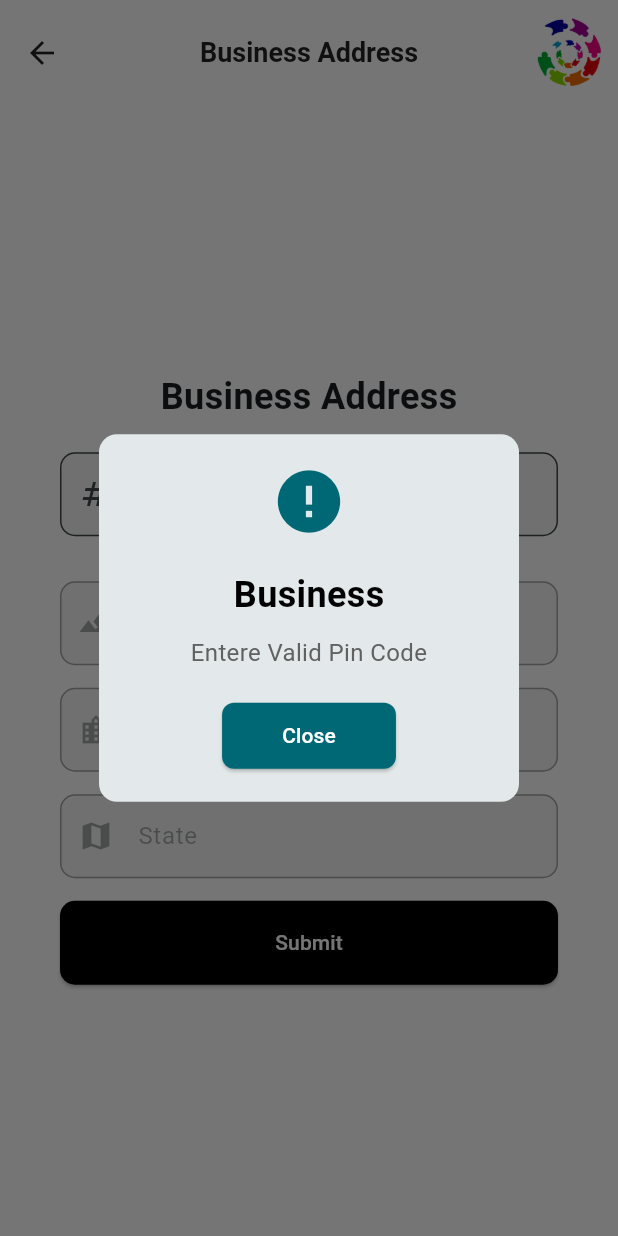
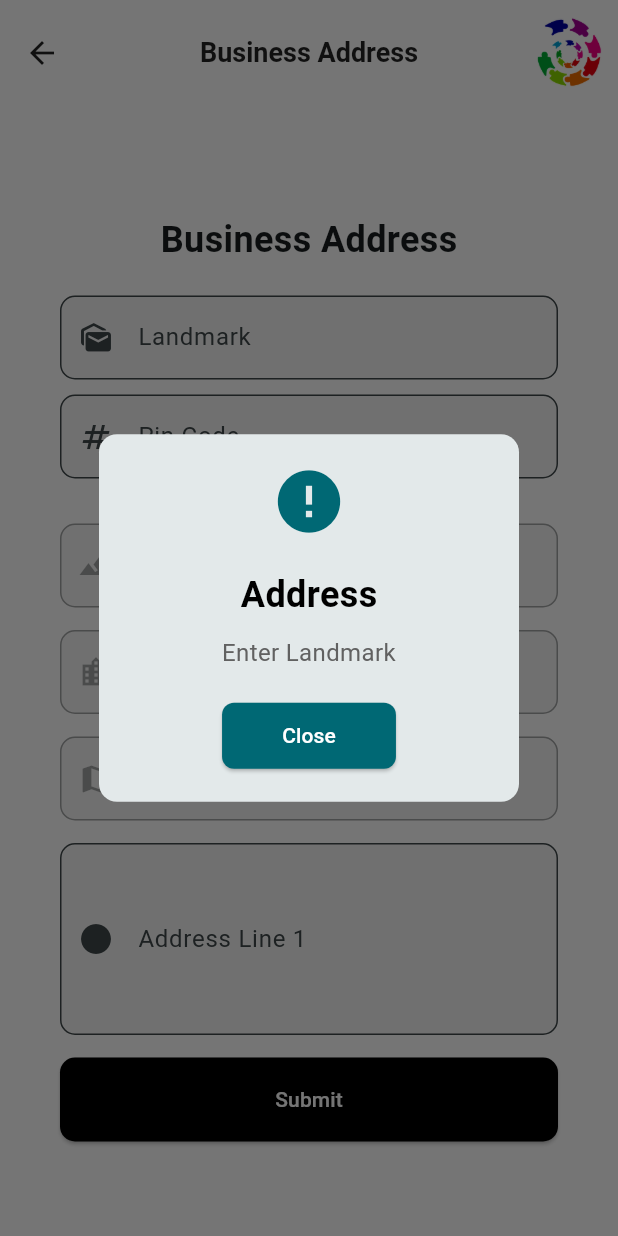
Before and after one commit to shopsdigitalads/SDA-Employee, a Flutter app: the BusinessAddress screen opened directly with empty values, after a tap on "Submit", on a phone screen of 412 x 824 dp. Run offline on Flutter 3.47's test engine with Material 3 defaults, Android fonts, the light colour scheme and no system bars; our stand-ins replace flutter_image_compress, image_picker, shared_preferences, shimmer, video_player; accounts and stored records are empty.

Commit message:
addrsss landmark addrssline done

```diff
--- a/lib/Constant/constant.dart
+++ b/lib/Constant/constant.dart
@@ -1,8 +1,8 @@
 
-// String api_link = "http://178.16.137.175:5000";
+String api_link = "http://178.16.137.175:5000";
 
 // String api_link = "http://192.168.43.192:5000";
 //
-String api_link = "http://192.168.1.6:5000";
+// String api_link = "http://192.168.1.6:5000";
 
 // String api_link = "http://localhost:5000";
--- a/lib/Screens/Address/view_address.dart
+++ b/lib/Screens/Address/view_address.dart
@@ -37,7 +37,7 @@ class _ViewAddressState extends State<ViewAddress> {
 
       if (res['status']) {
         if (res['address'].isEmpty) {
-          ScreenRouter.replaceScreen(context, Address(user_id:widget.user_id, isUpdate: false, isBusiness: false));
+          ScreenRouter.replaceScreen(context, Address(user_id:widget.user_id, isUpdate: false, isBusiness: false,address_type: "Home",));
         } else {
           setState(() {
             isLoading = false;
--- a/lib/Screens/Business/business_address.dart
+++ b/lib/Screens/Business/business_address.dart
@@ -2,7 +2,6 @@ import 'dart:io';
 import 'package:flutter/material.dart';
 import 'package:sdaemployee/Services/API/Business/business_api.dart';
 import 'package:sdaemployee/Services/API/Setup/address_api.dart';
-import 'package:sdaemployee/Services/validation.dart';
 import 'package:sdaemployee/Widgets/Appbar.dart';
 import 'package:sdaemployee/Widgets/Buttons.dart';
 import 'package:sdaemployee/Widgets/Dialog.dart';
@@ -10,7 +9,7 @@ import 'package:sdaemployee/Widgets/InputField.dart';
 
 // ignore: must_be_immutable
 class BusinessAddress extends StatefulWidget {
-  Map<String,dynamic> user;
+  Map<String, dynamic> user;
   String client_business_name;
   String business_type_id;
   File interiorImage;
@@ -33,6 +32,8 @@ class _BusinessAddressState extends State<BusinessAddress> {
   final TextEditingController _cluster = TextEditingController();
   final TextEditingController _district = TextEditingController();
   final TextEditingController _state = TextEditingController();
+  TextEditingController _landmark = TextEditingController();
+  TextEditingController _address_line = TextEditingController();
 
   List<dynamic> _areas = [];
   String? _selectedArea;
@@ -80,21 +81,33 @@ class _BusinessAddressState extends State<BusinessAddress> {
 
   void submitBusiness() async {
     try {
-      if (Validation().isEmpty(_pinCode.text) || _pinCode.text.length != 6) {
+      if (_landmark.text.isEmpty) {
         DialogClass().showCustomDialog(
-          context: context,
-          icon: Icons.error,
-          title: "Business",
-          message: "Entere Valid Pin Code",
-        );
+            context: context,
+            icon: Icons.error,
+            title: "Address",
+            message: "Enter Landmark");
         return;
-      } else if (Validation().isEmpty(_selectedArea)) {
+      } else if (_address_line.text.isEmpty) {
         DialogClass().showCustomDialog(
-          context: context,
-          icon: Icons.error,
-          title: "Business",
-          message: "Select Area Type",
-        );
+            context: context,
+            icon: Icons.error,
+            title: "Address",
+            message: "Enter Address");
+        return;
+      } else if (_pinCode.text.isEmpty) {
+        DialogClass().showCustomDialog(
+            context: context,
+            icon: Icons.error,
+            title: "Address",
+            message: "Enter Pin Code");
+        return;
+      } else if (_selectedArea == null) {
+        DialogClass().showCustomDialog(
+            context: context,
+            icon: Icons.error,
+            title: "Address",
+            message: "Select Area");
         return;
       }
       DialogClass().showLoadingDialog(context: context, isLoading: true);
@@ -108,7 +121,9 @@ class _BusinessAddressState extends State<BusinessAddress> {
           _selectedArea!,
           _cluster.text,
           _district.text,
-          _state.text);
+          _state.text,
+          _landmark.text,
+          _address_line.text);
       DialogClass().showLoadingDialog(context: context, isLoading: false);
 
       if (business['status']) {
@@ -165,6 +180,15 @@ class _BusinessAddressState extends State<BusinessAddress> {
                     ),
                   ),
                   SizedBox(height: 20.0),
+                  Inputfield().textFieldInput(
+                    context: context,
+                    controller: _landmark,
+                    labelText: "Landmark",
+                    hintText: "Near by location",
+                    prefixIcon: Icons.mark_as_unread,
+                    keyboardType: TextInputType.text,
+                  ),
+                  SizedBox(height: 10),
                   TextFormField(
                     onChanged: _onPinCodeChanged,
                     controller: _pinCode,
@@ -247,6 +271,16 @@ class _BusinessAddressState extends State<BusinessAddress> {
                     enabled: false,
                   ),
                   SizedBox(height: 15),
+                    Inputfield().textFieldInput(
+                  context: context,
+                  controller: _address_line,
+                  labelText: "Address Line 1",
+                  hintText: "Near by location",
+                  prefixIcon: Icons.circle,
+                  keyboardType: TextInputType.text,
+                  maxLines: 4
+                ),
+                SizedBox(height: 15),
                   Buttons().submitButton(
                       onPressed: submitBusiness, isLoading: _isLoading)
                 ],
--- a/lib/Screens/Business/update_business.dart
+++ b/lib/Screens/Business/update_business.dart
@@ -223,7 +223,7 @@ class _BusinessUpdateState extends State<BusinessUpdate> {
               Buttons().submitButton(
                   buttonText: "Click to Update Address",
                   onPressed: () {
-                    ScreenRouter.addScreen(context, Address(user_id: widget.user['user_id'].toString(), isUpdate: true,pin_code: widget.business['pin_code'],area: widget.business['area'],cluster: widget.business['cluster'],district: widget.business['district'],state: widget.business['state'],address_id: widget.business['address_id'],isBusiness: true,));
+                    ScreenRouter.addScreen(context, Address(user_id: widget.user['user_id'].toString(), isUpdate: true,pin_code: widget.business['pin_code'],landmark: widget.business['landmark'], address_line: widget.business['address_line'], area: widget.business['area'],cluster: widget.business['cluster'],district: widget.business['district'],state: widget.business['state'],address_id: widget.business['address_id'],isBusiness: true,));
                   },
                   isLoading: false)
             ],
--- a/lib/Screens/Setup/address.dart
+++ b/lib/Screens/Setup/address.dart
@@ -18,6 +18,8 @@ class Address extends StatefulWidget {
   String? google_map_locatin;
   String? address_type;
   int? address_id;
+  String? landmark;
+  String? address_line;
   bool isUpdate;
   bool isBusiness;
   Address(
@@ -30,6 +32,8 @@ class Address extends StatefulWidget {
       this.google_map_locatin,
       this.address_type,
       this.address_id,
+      this.address_line,
+      this.landmark,
       required this.isUpdate,
       required this.isBusiness,
       required this.user_id});
@@ -44,7 +48,8 @@ class _AddressState extends State<Address> {
   TextEditingController _district = TextEditingController();
   TextEditingController _state = TextEditingController();
   TextEditingController _a = TextEditingController();
-
+  TextEditingController _landmark = TextEditingController();
+  TextEditingController _address_line = TextEditingController();
   List<dynamic> _areas = [];
   String? _selectedArea;
   bool _isLoading = false;
@@ -60,6 +65,8 @@ class _AddressState extends State<Address> {
     _selectedArea = widget.area ?? "";
     _state = TextEditingController(text: widget.state ?? "");
     _a = TextEditingController(text: widget.area ?? '');
+    _landmark = TextEditingController(text: widget.landmark ?? "");
+    _address_line = TextEditingController(text: widget.address_line ?? "");
   }
 
   void _onPinCodeChanged(String value) async {
@@ -104,17 +111,48 @@ class _AddressState extends State<Address> {
 
   void submitAddress() async {
     try {
+      if (_landmark.text.isEmpty) {
+        DialogClass().showCustomDialog(
+            context: context,
+            icon: Icons.error,
+            title: "Address",
+            message: "Enter Landmark");
+        return;
+      } else if (_address_line.text.isEmpty) {
+        DialogClass().showCustomDialog(
+            context: context,
+            icon: Icons.error,
+            title: "Address",
+            message: "Enter Address");
+        return;
+      } else if (_pinCode.text.isEmpty) {
+        DialogClass().showCustomDialog(
+            context: context,
+            icon: Icons.error,
+            title: "Address",
+            message: "Enter Pin Code");
+        return;
+      } else if (_selectedArea == null) {
+        DialogClass().showCustomDialog(
+            context: context,
+            icon: Icons.error,
+            title: "Address",
+            message: "Select Area");
+        return;
+      }
       setState(() {
         _isLoading = true;
       });
       AddressApi addressApi = AddressApi(
-        user_id:widget.user_id,
+          user_id: widget.user_id,
           pin_code: _pinCode.text,
           area: _selectedArea,
           cluster: _cluster.text,
           district: _district.text,
           state: _state.text,
-          address_type: widget.isBusiness?"Business":"Home");
+          address_type: widget.isBusiness ? "Business" : "Home",
+          landmark: _landmark.text,
+          address_line: _address_line.text);
       Map<String, dynamic> res;
       if (widget.isUpdate) {
         res = await addressApi.updateAdderss(widget.address_id!);
@@ -187,6 +225,15 @@ class _AddressState extends State<Address> {
                       // letterSpacing: 1,
                     ),
                   ),
+                ),
+                SizedBox(height: 10),
+                Inputfield().textFieldInput(
+                  context: context,
+                  controller: _landmark,
+                  labelText: "Landmark",
+                  hintText: "Near by location",
+                  prefixIcon: Icons.mark_as_unread,
+                  keyboardType: TextInputType.text,
                 ),
                 SizedBox(height: 10),
                 TextFormField(
@@ -280,6 +327,16 @@ class _AddressState extends State<Address> {
                   enabled: false,
                 ),
                 SizedBox(height: 15),
+                 Inputfield().textFieldInput(
+                  context: context,
+                  controller: _address_line,
+                  labelText: "Address Line 1",
+                  hintText: "Near by location",
+                  prefixIcon: Icons.circle,
+                  keyboardType: TextInputType.text,
+                  maxLines: 4
+                ),
+                SizedBox(height: 15),
                 Buttons().submitButton(
                     onPressed: submitAddress, isLoading: _isLoading)
               ],
--- a/lib/Services/API/Business/business_api.dart
+++ b/lib/Services/API/Business/business_api.dart
@@ -36,7 +36,9 @@ class BusinessApi {
       String area,
       String cluster,
       String district,
-      String state) async {
+      String state,
+      String landmark,
+      String address_line) async {
     try {
       String token = await SharePrefs().getToken();
 
@@ -53,6 +55,8 @@ class BusinessApi {
       request.fields['cluster'] = cluster;
       request.fields['district'] = district;
       request.fields['state'] = state;
+      request.fields['landmark'] = landmark;
+      request.fields['address_line'] = address_line;
       request.fields['address_type'] = "Business";
       request.fields['user_id'] = user["user_id"].toString();
       request.fields['name'] =
@@ -125,11 +129,16 @@ class BusinessApi {
       request.headers['Authorization'] = 'Bearer $token';
       request.headers['Content-Type'] = 'multipart/form-data';
 
-      List<String> update_fields = ["client_business_name", "business_type_id"];
+      List<String> update_fields = [
+        "client_business_name",
+        "business_type_id",
+        "update_request"
+      ];
 
       List<String> update_data = [
         client_business_name,
-        business_type_id.toString()
+        business_type_id.toString(),
+        "Rejected"
       ];
 
       request.fields['field'] = jsonEncode(update_fields);
@@ -172,14 +181,14 @@ class BusinessApi {
     }
   }
 
-   Future<Map<String, dynamic>> updateRequestBusiness(String remark,int business_id
-     ) async {
+  Future<Map<String, dynamic>> updateRequestBusiness(
+      String remark, int business_id) async {
     try {
       String token = await SharePrefs().getToken();
 
-      Map<String,dynamic> body={
-        "remark":remark,
-        "client_business_id":business_id
+      Map<String, dynamic> body = {
+        "remark": remark,
+        "client_business_id": business_id
       };
 
       print(body);
--- a/lib/Services/API/Display/display_api.dart
+++ b/lib/Services/API/Display/display_api.dart
@@ -99,9 +99,9 @@ class DisplayApi {
       request.headers['Authorization'] = 'Bearer $token';
       request.headers['Content-Type'] = 'multipart/form-data';
 
-      List<String> update_fields = ["display_type_id", "client_business_id"];
+         List<String> update_fields = ["display_type_id", "client_business_id","update_request"];
 
-      List<String> update_data = [display_type_id, client_business_id];
+      List<String> update_data = [display_type_id,client_business_id,"Rejected"];
 
       request.fields['field'] = jsonEncode(update_fields);
       request.fields['client_business_name'] = clinet_business_name;
--- a/lib/Services/API/Setup/address_api.dart
+++ b/lib/Services/API/Setup/address_api.dart
@@ -12,17 +12,19 @@ class AddressApi {
   String? client_business_id;
   String? address_type;
   String? user_id;
-
+  String? landmark;
+  String? address_line;
   AddressApi(
-      {
-      this.user_id,
+      {this.user_id,
       this.pin_code,
       this.area,
       this.cluster,
       this.district,
       this.state,
       this.client_business_id,
-      this.address_type});
+      this.address_type,
+      this.landmark,
+      this.address_line});
 
   // Function to fetch data from API based on the entered PIN code
   Future<Map<String, dynamic>> getDataFromPinCode(String pinCode) async {
@@ -54,7 +56,9 @@ class AddressApi {
         "state": state,
         "address_type": address_type,
         "user_id": user_id,
-        "client_business_id": client_business_id
+        "client_business_id": client_business_id,
+        "landmark": landmark,
+        "address_line": address_line
       };
 
       final uri = Uri.parse("$api_link/address");
@@ -113,8 +117,7 @@ class AddressApi {
     }
   }
 
-  Future<Map<String, dynamic>> updateAdderss(int address_id
-     ) async {
+  Future<Map<String, dynamic>> updateAdderss(int address_id) async {
     try {
       String token = await SharePrefs().getToken();
 
@@ -124,6 +127,9 @@ class AddressApi {
         'cluster',
         'district',
         'state',
+        "landmark",
+        "address_line",
+        "update_request"
       ];
 
       List<String?> update_data = [
@@ -132,12 +138,15 @@ class AddressApi {
         cluster,
         district,
         state,
+        landmark,
+        address_line,
+        "Rejected",
         address_id.toString(),
       ];
 
-      Map<String,dynamic> body={
-        "field":jsonEncode(update_fields),
-        "data":jsonEncode(update_data)
+      Map<String, dynamic> body = {
+        "field": jsonEncode(update_fields),
+        "data": jsonEncode(update_data)
       };
       final uri = Uri.parse("$api_link/address");
       final response = await http.put(uri,
@@ -155,15 +164,12 @@ class AddressApi {
     }
   }
 
-  Future<Map<String, dynamic>> updateRequestAddress(String remark,int address_id
-     ) async {
+  Future<Map<String, dynamic>> updateRequestAddress(
+      String remark, int address_id) async {
     try {
       String token = await SharePrefs().getToken();
 
-      Map<String,dynamic> body={
-        "remark":remark,
-        "address_id":address_id
-      };
+      Map<String, dynamic> body = {"remark": remark, "address_id": address_id};
 
       print(body);
       final uri = Uri.parse("$api_link/address/update_request");
--- a/lib/Widgets/InputField.dart
+++ b/lib/Widgets/InputField.dart
@@ -10,12 +10,14 @@ class Inputfield {
       required String hintText,
       required IconData prefixIcon,
       required TextInputType keyboardType,
+      int maxLines = 1,
       bool enabled = true}) {
     try {
       return TextFormField(
         enabled: enabled,
         controller: controller,
         keyboardType: keyboardType,
+        maxLines: maxLines,
         decoration: InputDecoration(
           labelText: labelText,
           hintText: hintText,
```
Also changed, not shown: lib/Screens/Partner/partner_dashboard.dart (+20 -23 lines), lib/Services/API/KYC/kyc_api.dart (+25 -18 lines).
